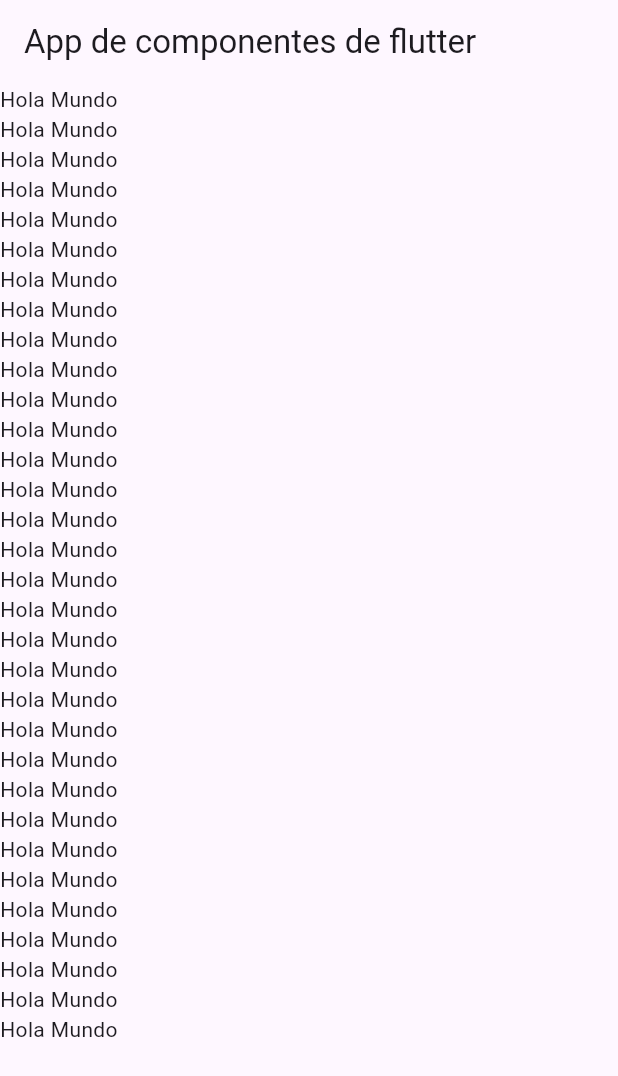
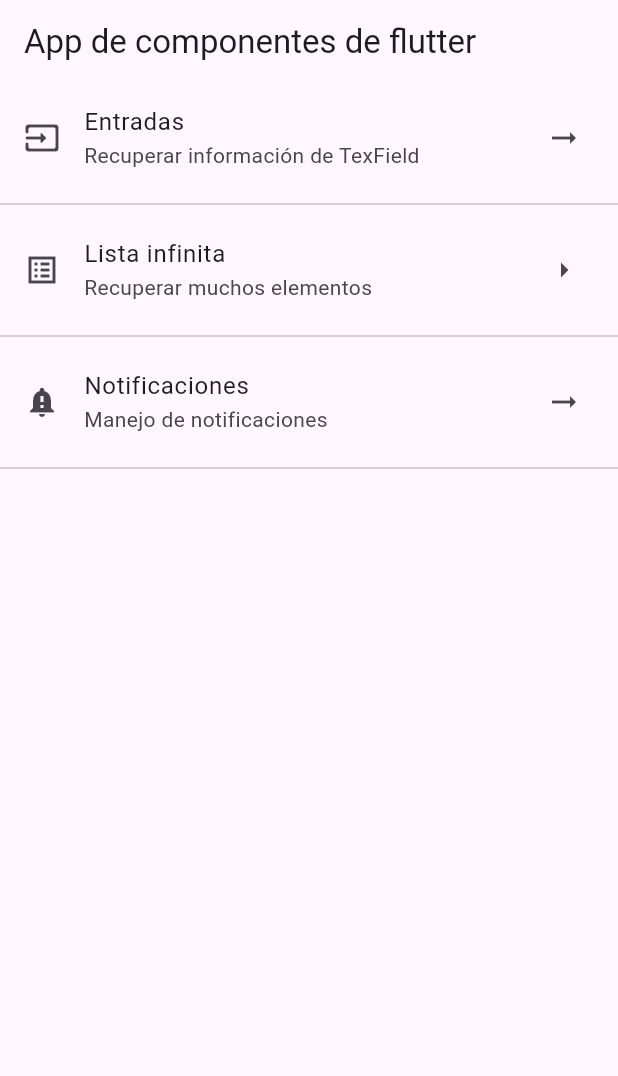
Before and after one commit to Adrianxx1/flutter_componente5a, a Flutter app: the screen it shows after launch, on a phone screen of 412 x 824 dp. Shown: the top 1076 px of the screen. Run offline on Flutter 3.47's test engine with Material 3 defaults, Android fonts, the phone set to English and light mode, and no system bars.

Commit message:
Inserting ListTile in the ListView

```diff
--- a/lib/home_screen.dart
+++ b/lib/home_screen.dart
@@ -10,40 +10,30 @@ class HomeScreen extends StatelessWidget {
         title: const Text('App de componentes de flutter'),
         ),
         body: ListView(
-          children: const [
-            Text('Hola Mundo'),
-            Text('Hola Mundo'),
-            Text('Hola Mundo'),
-            Text('Hola Mundo'),
-            Text('Hola Mundo'),
-            Text('Hola Mundo'),
-            Text('Hola Mundo'),
-            Text('Hola Mundo'),
-            Text('Hola Mundo'),
-            Text('Hola Mundo'),
-            Text('Hola Mundo'),
-            Text('Hola Mundo'),
-            Text('Hola Mundo'),
-            Text('Hola Mundo'),
-            Text('Hola Mundo'),
-            Text('Hola Mundo'),
-            Text('Hola Mundo'),
-            Text('Hola Mundo'),
-            Text('Hola Mundo'),
-            Text('Hola Mundo'),
-            Text('Hola Mundo'),
-            Text('Hola Mundo'),
-            Text('Hola Mundo'),
-            Text('Hola Mundo'),
-            Text('Hola Mundo'),
-            Text('Hola Mundo'),
-            Text('Hola Mundo'),
-            Text('Hola Mundo'),
-            Text('Hola Mundo'),
-            Text('Hola Mundo'),
-            Text('Hola Mundo'),
-            Text('Hola Mundo'),
-          ]
+          children: const <Widget>[
+          ListTile(
+            title: Text('Entradas'),
+            subtitle: Text('Recuperar información de TexField'),
+            leading: Icon(Icons.input_rounded),
+            trailing: Icon(Icons.arrow_right_alt_outlined),
+          ),
+            Divider(),
+          ListTile(
+            title: Text('Lista infinita'),
+            subtitle: Text('Recuperar muchos elementos'),
+            leading: Icon(Icons.list_alt_sharp),
+            trailing: Icon(Icons.arrow_right_outlined),
+          ),
+          Divider(),
+          ListTile(
+            title: Text('Notificaciones'),
+            subtitle: Text('Manejo de notificaciones'),
+            leading: Icon(Icons.notification_important),
+            trailing:Icon(Icons.arrow_right_alt_outlined),
+          ),
+          Divider(),
+
+          ],
         ),
       );
   }
```
